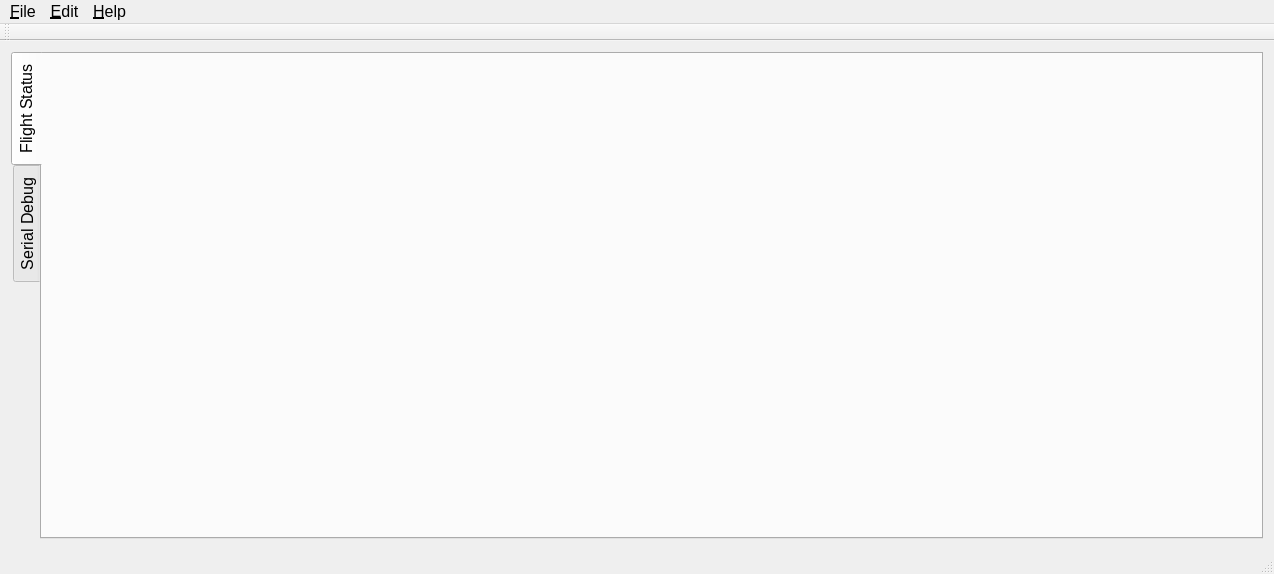
microdynamics-robot-quadcopter/breeze_flight_control_station, file form/flight_control_station.ui: the form before one commit.
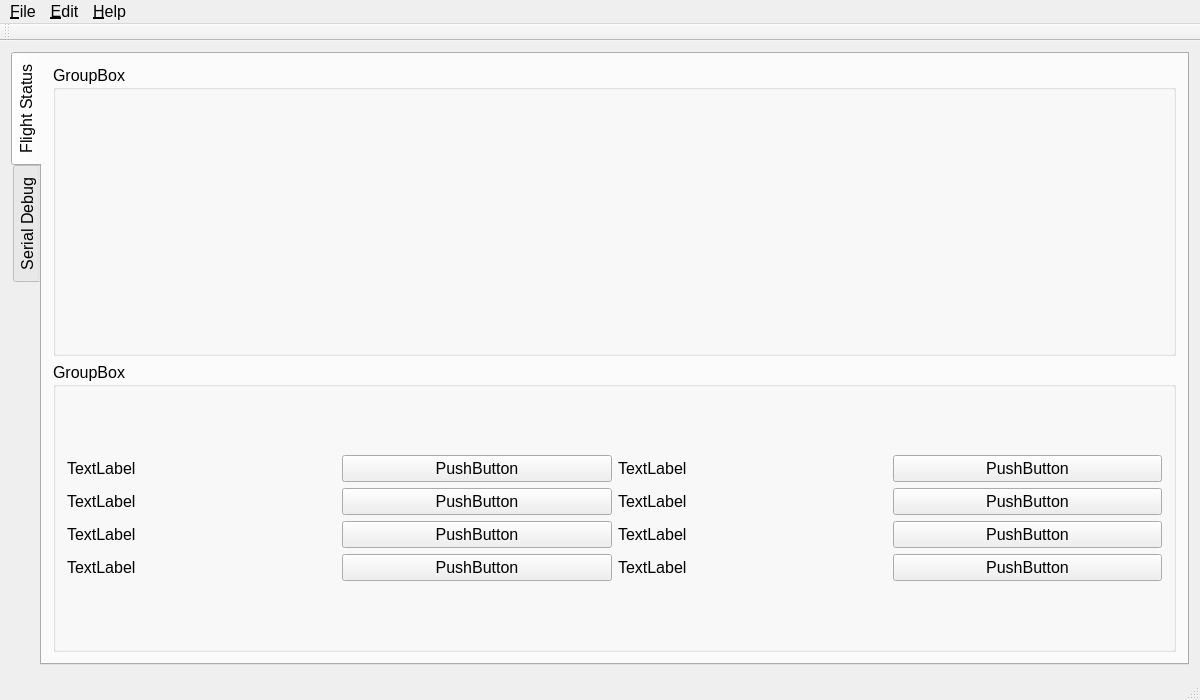
The form after the commit. Custom widgets are drawn as their Qt base class.

The edit to the form file:
```diff
--- a/form/flight_control_station.ui
+++ b/form/flight_control_station.ui
@@ -6,8 +6,8 @@
    <rect>
     <x>0</x>
     <y>0</y>
-    <width>1274</width>
-    <height>574</height>
+    <width>1200</width>
+    <height>700</height>
    </rect>
   </property>
   <property name="font">
@@ -19,7 +19,7 @@
    <string>Breeze Flight Control Station</string>
   </property>
   <widget class="QWidget" name="central_widget">
-   <layout class="QGridLayout" name="gridLayout">
+   <layout class="QGridLayout" name="grid_layout_central_widget">
     <item row="0" column="0">
      <widget class="FCSCustomTabWidget" name="tab_widget">
       <property name="tabPosition">
@@ -32,6 +32,160 @@
        <attribute name="title">
         <string>Flight Status</string>
        </attribute>
+       <layout class="QGridLayout" name="gridLayout_2">
+        <item row="1" column="0">
+         <widget class="QGroupBox" name="groupBox">
+          <property name="title">
+           <string>GroupBox</string>
+          </property>
+          <layout class="QGridLayout" name="gridLayout_5">
+           <item row="0" column="0">
+            <layout class="QGridLayout" name="gridLayout_4">
+             <item row="0" column="0">
+              <widget class="QLabel" name="label">
+               <property name="text">
+                <string>TextLabel</string>
+               </property>
+              </widget>
+             </item>
+             <item row="0" column="1">
+              <widget class="QPushButton" name="pushButton">
+               <property name="text">
+                <string>PushButton</string>
+               </property>
+              </widget>
+             </item>
+             <item row="0" column="2">
+              <widget class="QLabel" name="label_6">
+               <property name="text">
+                <string>TextLabel</string>
+               </property>
+              </widget>
+             </item>
+             <item row="0" column="3">
+              <widget class="QPushButton" name="pushButton_4">
+               <property name="text">
+                <string>PushButton</string>
+               </property>
+              </widget>
+             </item>
+             <item row="1" column="0">
+              <widget class="QLabel" name="label_2">
+               <property name="text">
+                <string>TextLabel</string>
+               </property>
+              </widget>
+             </item>
+             <item row="1" column="1">
+              <widget class="QPushButton" name="pushButton_2">
+               <property name="text">
+                <string>PushButton</string>
+               </property>
+              </widget>
+             </item>
+             <item row="1" column="2">
+              <widget class="QLabel" name="label_5">
+               <property name="text">
+                <string>TextLabel</string>
+               </property>
+              </widget>
+             </item>
+             <item row="1" column="3">
+              <widget class="QPushButton" name="pushButton_6">
+               <property name="text">
+                <string>PushButton</string>
+               </property>
+              </widget>
+             </item>
+             <item row="2" column="0">
+              <widget class="QLabel" name="label_3">
+               <property name="text">
+                <string>TextLabel</string>
+               </property>
+              </widget>
+             </item>
+             <item row="2" column="1">
+              <widget class="QPushButton" name="pushButton_3">
+               <property name="text">
+                <string>PushButton</string>
+               </property>
+              </widget>
+             </item>
+             <item row="2" column="2">
+              <widget class="QLabel" name="label_7">
+               <property name="text">
+                <string>TextLabel</string>
+               </property>
+              </widget>
+             </item>
+             <item row="2" column="3">
+              <widget class="QPushButton" name="pushButton_5">
+               <property name="text">
+                <string>PushButton</string>
+               </property>
+              </widget>
+             </item>
+             <item row="3" column="0">
+              <widget class="QLabel" name="label_4">
+               <property name="text">
+                <string>TextLabel</string>
+               </property>
+              </widget>
+             </item>
+             <item row="3" column="1">
+              <widget class="QPushButton" name="pushButton_7">
+               <property name="text">
+                <string>PushButton</string>
+               </property>
+              </widget>
+             </item>
+             <item row="3" column="2">
+              <widget class="QLabel" name="label_8">
+               <property name="text">
+                <string>TextLabel</string>
+               </property>
+              </widget>
+             </item>
+             <item row="3" column="3">
+              <widget class="QPushButton" name="pushButton_8">
+               <property name="text">
+                <string>PushButton</string>
+               </property>
+              </widget>
+             </item>
+            </layout>
+           </item>
+          </layout>
+         </widget>
+        </item>
+        <item row="0" column="0">
+         <widget class="QGroupBox" name="groupBox_2">
+          <property name="title">
+           <string>GroupBox</string>
+          </property>
+          <layout class="QGridLayout" name="gridLayout_3">
+           <item row="0" column="0">
+            <layout class="QGridLayout" name="gridLayout">
+             <item row="0" column="3">
+              <widget class="FCSInstrucmentWidgetHSI" name="widget_4" native="true"/>
+             </item>
+             <item row="0" column="0">
+              <widget class="FCSInstrucmentWidgetPFD" name="widget" native="true"/>
+             </item>
+             <item row="0" column="1">
+              <widget class="FCSInstrucmentWidgetADI" name="widget_2" native="true"/>
+             </item>
+             <item row="0" column="2">
+              <widget class="FCSInstrucmentWidgetALT" name="widget_3" native="true">
+               <zorder>widget_4</zorder>
+              </widget>
+             </item>
+            </layout>
+           </item>
+          </layout>
+         </widget>
+        </item>
+       </layout>
       </widget>
       <widget class="QWidget" name="tab_serial_debug">
        <attribute name="title">
@@ -47,7 +201,7 @@
     <rect>
      <x>0</x>
      <y>0</y>
-     <width>1274</width>
+     <width>1200</width>
      <height>28</height>
     </rect>
    </property>
@@ -120,6 +274,30 @@
    <header>fcs_custom_tab_widget.h</header>
    <container>1</container>
   </customwidget>
+  <customwidget>
+   <class>FCSInstrucmentWidgetPFD</class>
+   <extends>QWidget</extends>
+   <header>fcs_instrucment_widget_pfd.h</header>
+   <container>1</container>
+  </customwidget>
+  <customwidget>
+   <class>FCSInstrucmentWidgetADI</class>
+   <extends>QWidget</extends>
+   <header>fcs_instrucment_widget_adi.h</header>
+   <container>1</container>
+  </customwidget>
+  <customwidget>
+   <class>FCSInstrucmentWidgetALT</class>
+   <extends>QWidget</extends>
+   <header>fcs_instrucment_widget_alt.h</header>
+   <container>1</container>
+  </customwidget>
+  <customwidget>
+   <class>FCSInstrucmentWidgetHSI</class>
+   <extends>QWidget</extends>
+   <header>fcs_instrucment_widget_hsi.h</header>
+   <container>1</container>
+  </customwidget>
  </customwidgets>
  <resources/>
  <connections/>
```
